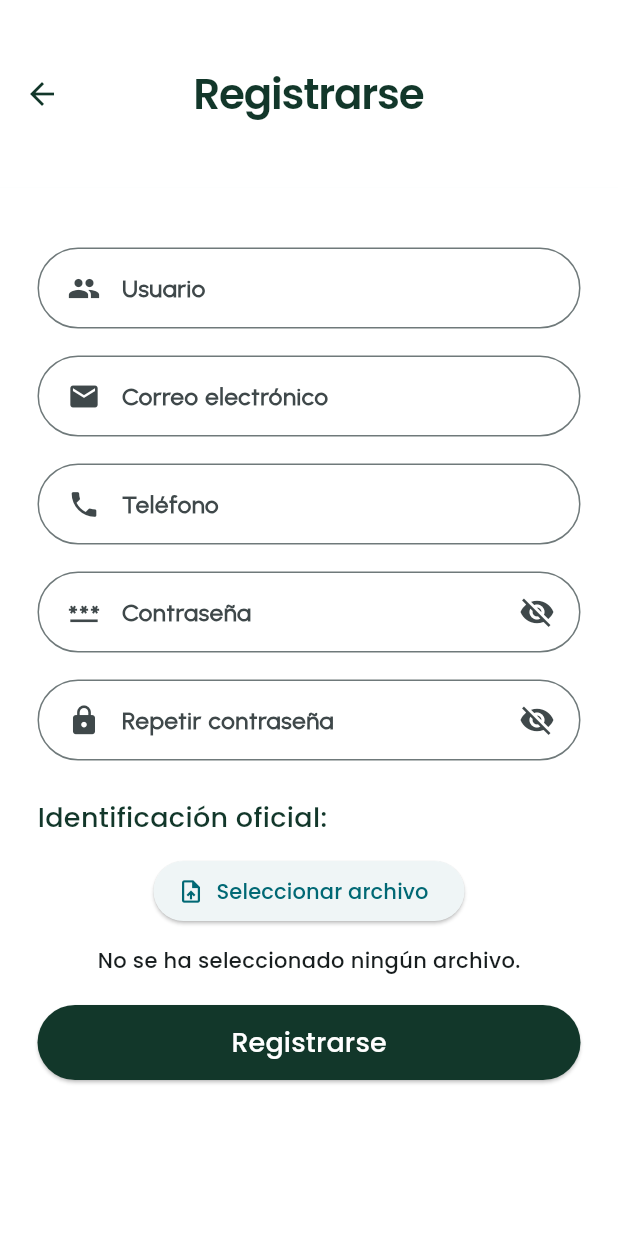
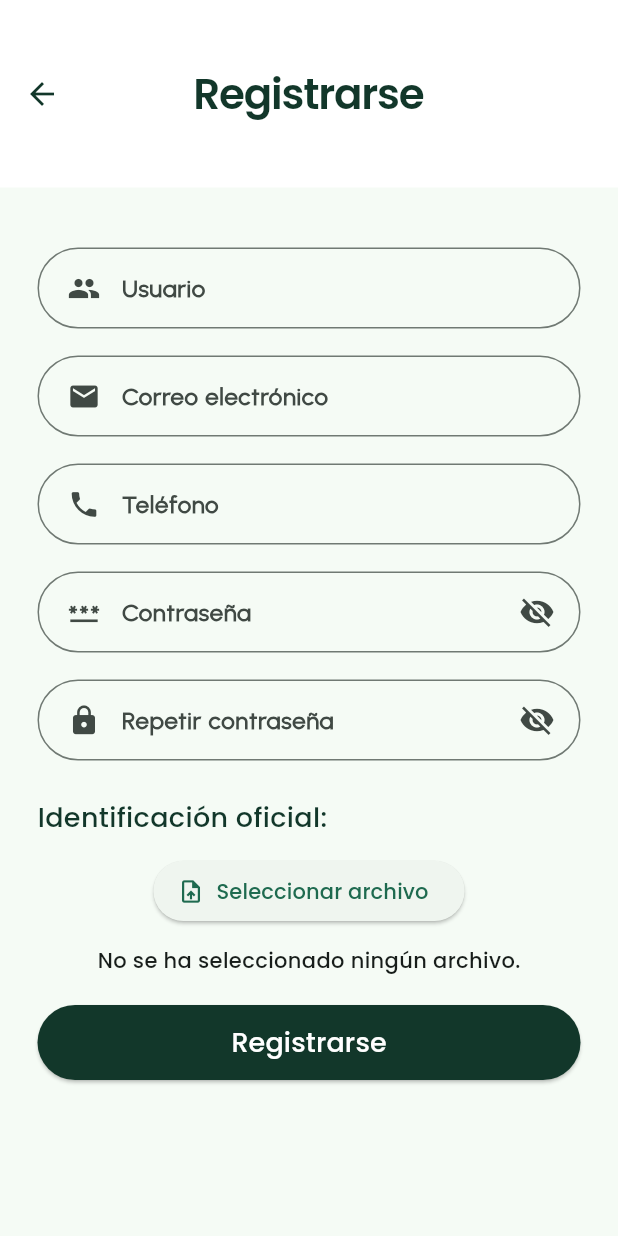
Before and after one commit to spricew/Keidot-Project, a Flutter app: the RegisterScreen screen opened directly, on a phone screen of 412 x 824 dp. Run offline on Flutter 3.47's test engine with Material 3 defaults, Android fonts, the phone set to English and light mode, and no system bars; our stand-ins replace dio, file_picker, flutter_map, flutter_secure_storage, get, latlong2; accounts and stored records are empty; project files that could hold a hidden picture were left out.

Commit message:
reevaluacion de colores y añadido de tonos

```diff
--- a/Keidot-Project/lib/config/theme/app_theme.dart
+++ b/Keidot-Project/lib/config/theme/app_theme.dart
@@ -2,8 +2,10 @@ import 'package:flutter/material.dart';
 
 const Color greenHigh = Color(0xFF3BA670);
 const Color darkGreen = Color(0xFF12372A);
-const Color defaultWhite = Color(0xFFFFFFFF);
+const Color defaultWhite = Color(0xFFF5FBF5);
 const Color lightgreen = Color(0xFFF1FCF3);
+const Color grayContrast = Color(0xFFE9EFEA);
+const Color redError = Color(0xFFba1a1a);
 
 const List<Color> _colorThemes = [
   greenHigh,
@@ -17,7 +19,6 @@ const List<Color> _colorThemes = [
   Colors.orange,
   Colors.pink,
 ];
-
 
 class AppTheme {
   final int selectedColor;
```
